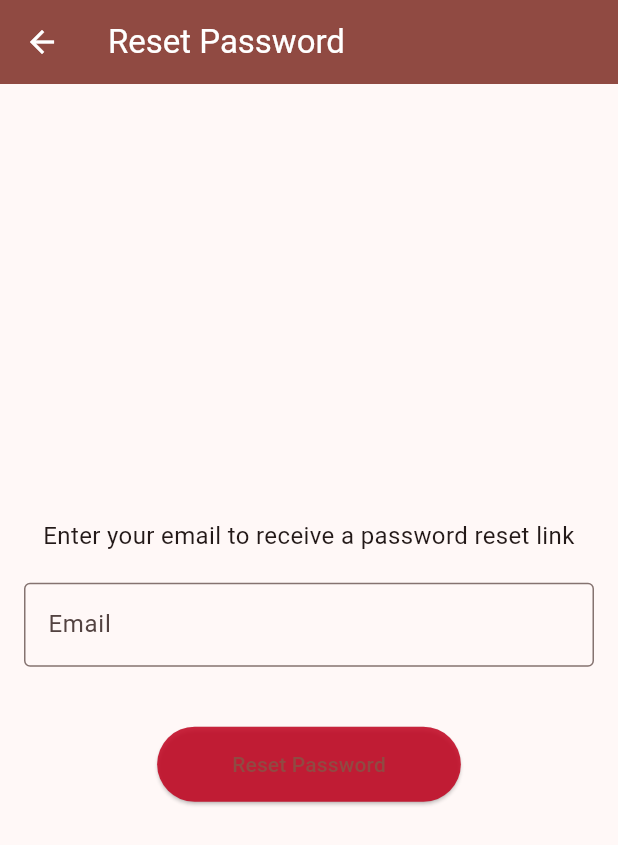
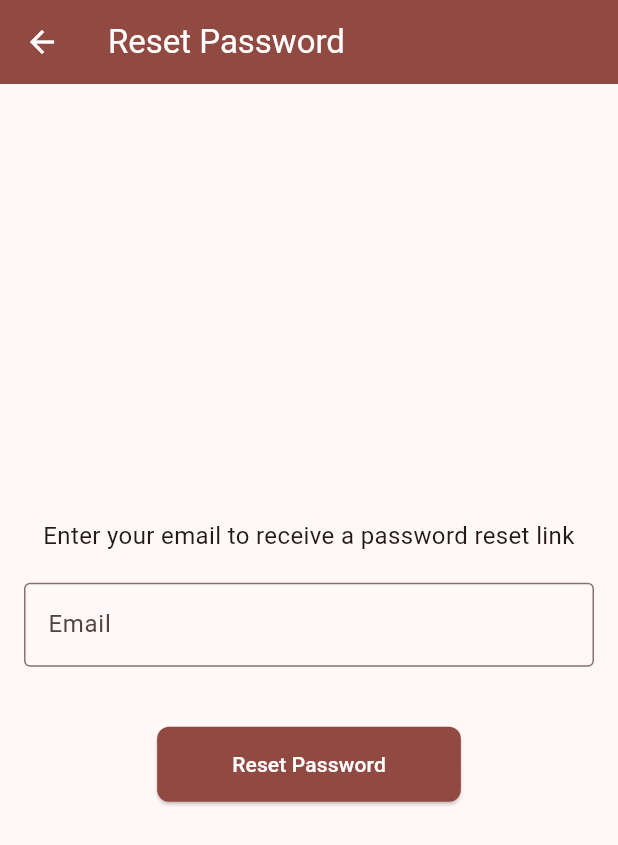
Before and after one commit to ReemNeama/codebase-new, a Flutter app: the ForgotPasswordPage screen opened directly, on a phone screen of 412 x 824 dp. Shown: the top 845 px of the screen. Run offline on Flutter 3.47's test engine with Material 3 defaults, Android fonts, the phone set to English and light mode, and no system bars; our stand-ins replace cloud_firestore, file_picker, firebase_auth, firebase_core, firebase_storage, flutter_screenutil and 2 more; missing offline and left inert: image_network; accounts and stored records are empty.

Commit message:
refactor: Update button style to use theme colors and add rounded corners

```diff
--- a/lib/screens/authentication/forgot_password.dart
+++ b/lib/screens/authentication/forgot_password.dart
@@ -269,9 +269,13 @@ class _ForgotPasswordPageState extends State<ForgotPasswordPage> {
                 : ElevatedButton(
                     onPressed: passwordReset,
                     style: ElevatedButton.styleFrom(
-                      backgroundColor: Color.fromARGB(221, 193, 5, 33),
+                      backgroundColor: Theme.of(context).colorScheme.primary,
+                      foregroundColor: Theme.of(context).colorScheme.onPrimary,
                       padding:
                           EdgeInsets.symmetric(horizontal: 50, vertical: 15),
+                      shape: RoundedRectangleBorder(
+                        borderRadius: BorderRadius.circular(8),
+                      ),
                     ),
                     child: Text("Reset Password"),
                   ),
```
